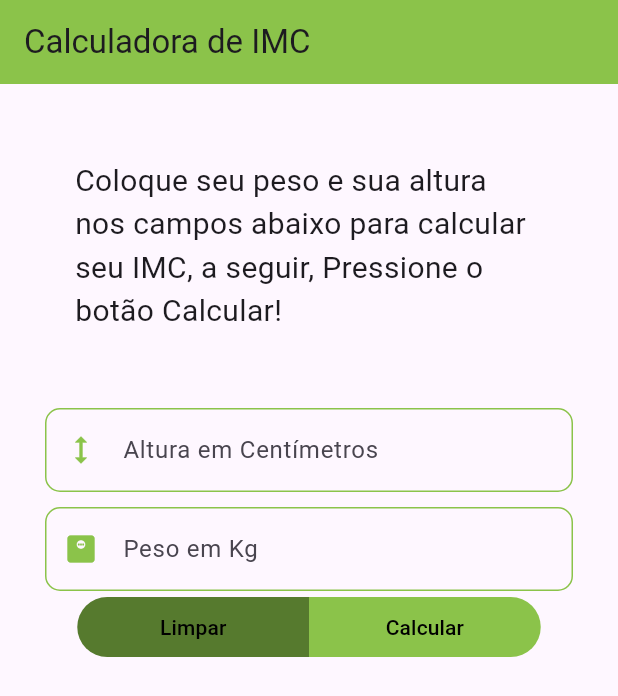
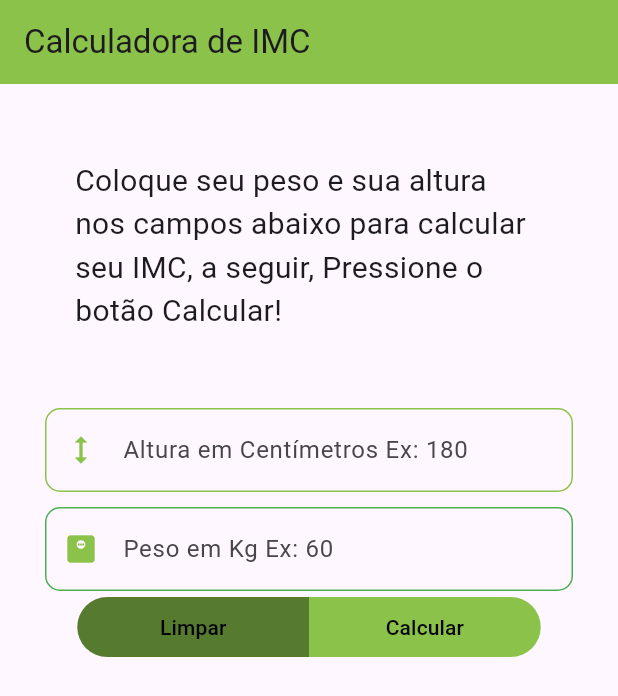
Before and after one commit to leofsousa/calculadora-imc-flutter, a Flutter app: the screen it shows after launch, after a tap on "Limpar", on a phone screen of 412 x 824 dp. Shown: the top 696 px of the screen. Run offline on Flutter 3.47's test engine with Material 3 defaults, Android fonts, the phone set to English and light mode, and no system bars.

Commit message:
app finalizado

```diff
--- a/calculador_imc_flutter/lib/pages/home_page.dart
+++ b/calculador_imc_flutter/lib/pages/home_page.dart
@@ -1,3 +1,4 @@
+import 'package:calculador_imc_flutter/utils/class_imc.dart';
 import 'package:flutter/material.dart';
 
 class HomePage extends StatefulWidget {
@@ -15,6 +16,7 @@ class _HomePageState extends State<HomePage> {
   double resultado = 0;
   String strResultado = "";
   bool mostrarResultado = false;
+  String classificao = "";
 
   @override
   Widget build(BuildContext context) {
@@ -61,7 +63,8 @@ class _HomePageState extends State<HomePage> {
                           controller: alturaController,
                           keyboardType: TextInputType.number,
                           decoration: InputDecoration(
-                            hintText: "Altura em Centímetros",
+                            focusedBorder: const OutlineInputBorder( borderSide: BorderSide(color: Colors.green)),
+                            hintText: "Altura em Centímetros Ex: 180",
                             prefixIcon: const Icon(Icons.height,
                                 color: Colors.lightGreen),
                             enabledBorder: OutlineInputBorder(
@@ -80,13 +83,14 @@ class _HomePageState extends State<HomePage> {
                           controller: pesoController,
                           keyboardType: TextInputType.number,
                           decoration: InputDecoration(
-                            hintText: "Peso em Kg",
+                            hintText: "Peso em Kg Ex: 60",
                             prefixIcon: const Icon(Icons.monitor_weight,
                                 color: Colors.lightGreen),
                             enabledBorder: OutlineInputBorder(
                                 borderSide:
-                                    const BorderSide(color: Colors.lightGreen),
+                                    const BorderSide(color: Colors.green),
                                 borderRadius: BorderRadius.circular(10)),
+                            focusedBorder: const OutlineInputBorder( borderSide: BorderSide(color: Colors.lightGreen,),)
                           ))),
                   const SizedBox(
                     width: 50,
@@ -104,6 +108,8 @@ class _HomePageState extends State<HomePage> {
                         child: TextButton(
                           onPressed: () {
                             setState(() {
+                              pesoController.clear();
+                              alturaController.clear();
                               peso = 0;
                               altura = 0;
                               mostrarResultado = false;
@@ -142,6 +148,7 @@ class _HomePageState extends State<HomePage> {
                                     alturaCm / 100; // converte cm para metros
                                 resultado = peso / (altura * altura);
                                 strResultado = resultado.toStringAsFixed(2);
+                                classificao = classificarIMC(resultado);
                                 mostrarResultado = true;
                               });
                             } else {}
@@ -179,12 +186,13 @@ class _HomePageState extends State<HomePage> {
             ),
             if (mostrarResultado)
               Padding(
-                padding: const EdgeInsets.only(bottom: 30),
+                padding: const EdgeInsets.only(
+                    top: 10, bottom: 100, left: 30, right: 30),
                 child: Text(
                   overflow: TextOverflow.visible,
-                  "Seu IMC é: $strResultado",
+                  "Seu IMC é: $strResultado, de acordo com a literatura, sua classificação é: $classificao",
                   style: const TextStyle(
-                    fontSize: 22,
+                    fontSize: 20,
                     color: Colors.black,
                     fontWeight: FontWeight.bold,
                   ),
```
Also changed, not shown: calculador_imc_flutter/lib/utils/class_imc.dart (added, +19 -0 lines).
